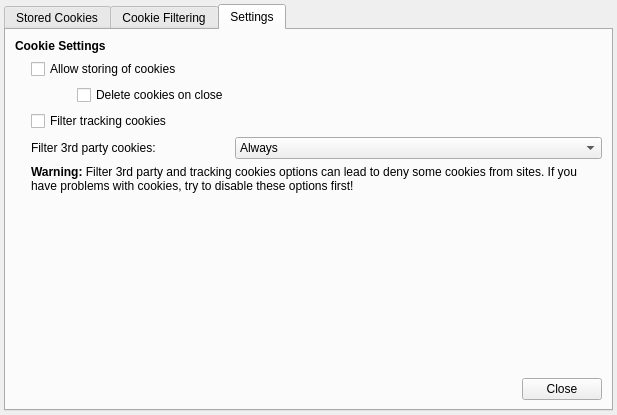
Qt form src/lib/cookies/cookiemanager.ui (QupZilla/qupzilla) before a commit.
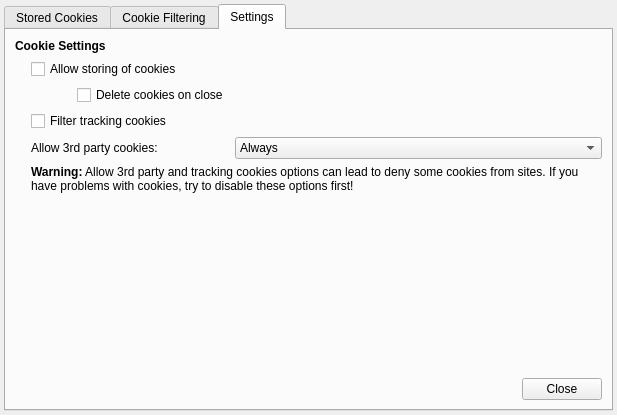
The same form after that commit. The open tabs and pages were chosen to show the change. Custom widgets are drawn as their Qt base class.

Commit message:
CookieManager: Fix the title for "Filter 3rd Party Cookies" option
It actually should be "Allow 3rd Party Cookies". Also change
the default value to 0 = Allways allow 3rd party cookies.

```diff
--- a/src/lib/cookies/cookiemanager.ui
+++ b/src/lib/cookies/cookiemanager.ui
@@ -433,7 +433,7 @@
        <item row="4" column="1" colspan="2">
         <widget class="QLabel" name="label_14">
          <property name="text">
-          <string>Filter 3rd party cookies:</string>
+          <string>Allow 3rd party cookies:</string>
          </property>
         </widget>
        </item>
@@ -460,7 +460,7 @@
        <item row="5" column="1" colspan="3">
         <widget class="QLabel" name="label_19">
          <property name="text">
-          <string>&lt;b&gt;Warning:&lt;/b&gt; Filter 3rd party and tracking cookies options can lead to deny some cookies from sites. If you have problems with cookies, try to disable these options first!</string>
+          <string>&lt;b&gt;Warning:&lt;/b&gt; Allow 3rd party and tracking cookies options can lead to deny some cookies from sites. If you have problems with cookies, try to disable these options first!</string>
          </property>
          <property name="wordWrap">
           <bool>true</bool>
```
Left out of the diff: 2 changed lines with no effect on the pictures. The commit also changes 4 other files.
